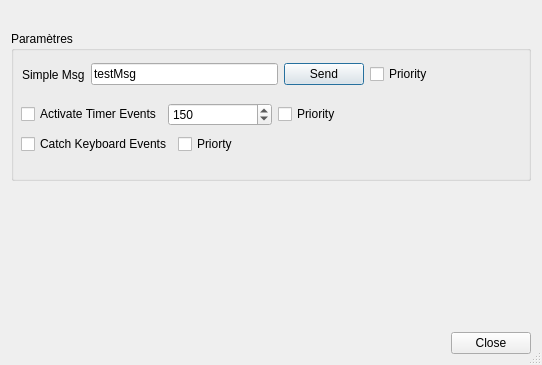
Old version of the form mydialog.ui in the repository katiki-wtk/protoEventLoop.
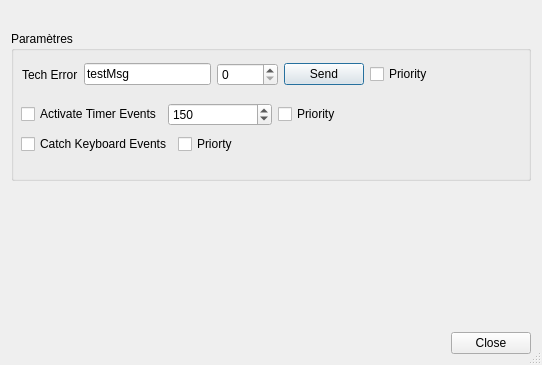
New version of the form.

Commit message: Use 2 queues

Patch:
```diff
--- a/mydialog.ui
+++ b/mydialog.ui
@@ -116,7 +116,7 @@
        <item>
         <widget class="QLabel" name="label">
          <property name="text">
-          <string>Simple Msg</string>
+          <string>Tech Error</string>
          </property>
         </widget>
        </item>
@@ -127,6 +127,16 @@
          </property>
         </widget>
        </item>
+       <item>
+        <widget class="QSpinBox" name="spin_errnum">
+         <property name="maximum">
+          <number>50000</number>
+         </property>
+         <property name="value">
+          <number>0</number>
+         </property>
+        </widget>
+       </item>
        <item>
         <widget class="QPushButton" name="btn_send">
          <property name="text">
```
The commit also changes 2 other files.
